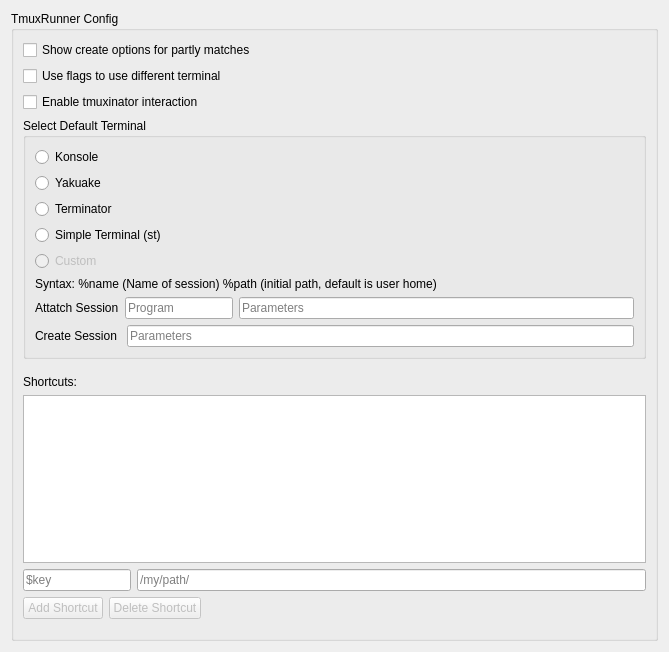
This is src/config/tmuxrunner_config.ui in alex1701c/TmuxRunner as Qt 5 draws it before an edit. The edited form follows.
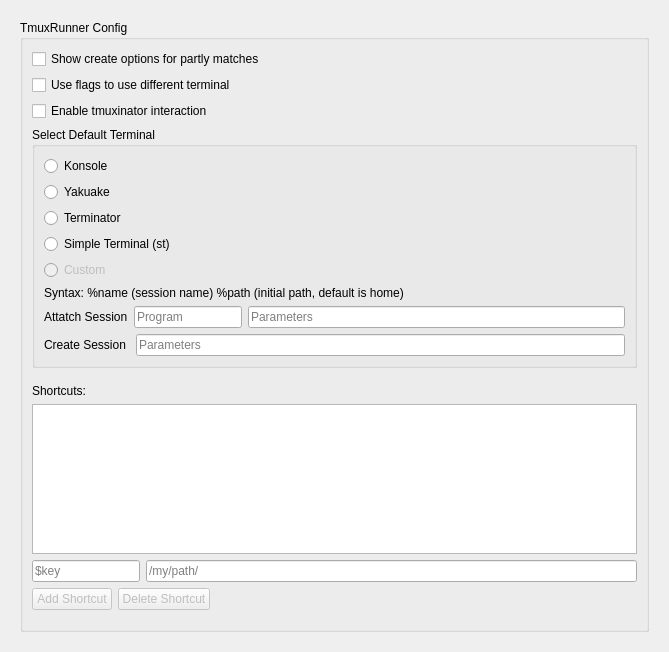
This is the edited form.

Commit message: Improve sync, add validation in config

```diff
--- a/src/config/tmuxrunner_config.ui
+++ b/src/config/tmuxrunner_config.ui
@@ -19,6 +19,27 @@
   </property>
   <layout class="QVBoxLayout" name="verticalLayout">
    <item>
+    <widget class="QScrollArea" name="scrollArea">
+     <property name="focusPolicy">
+      <enum>Qt::NoFocus</enum>
+     </property>
+     <property name="frameShape">
+      <enum>QFrame::NoFrame</enum>
+     </property>
+     <property name="widgetResizable">
+      <bool>true</bool>
+     </property>
+     <widget class="QWidget" name="scrollAreaWidgetContents">
+      <property name="geometry">
+       <rect>
+        <x>0</x>
+        <y>0</y>
+        <width>636</width>
+        <height>660</height>
+       </rect>
+      </property>
+      <layout class="QVBoxLayout" name="verticalLayout_5">
+       <item>
     <widget class="QGroupBox" name="parentLayout">
      <property name="enabled">
       <bool>true</bool>
@@ -35,6 +56,9 @@
      <property name="title">
       <string>TmuxRunner Config</string>
      </property>
+         <property name="flat">
+          <bool>true</bool>
+         </property>
      <layout class="QVBoxLayout" name="verticalLayout_4">
       <item>
        <widget class="QCheckBox" name="partlyMatchesOption">
@@ -108,7 +132,7 @@
          <item>
           <widget class="QLabel" name="syntaxExplainLabel">
            <property name="text">
-            <string>Syntax: %name (Name of session) %path (initial path, default is user home)</string>
+                <string>Syntax: %name (session name) %path (initial path, default is home)</string>
            </property>
           </widget>
          </item>
@@ -250,6 +274,10 @@
        </spacer>
       </item>
      </layout>
+        </widget>
+       </item>
+      </layout>
+     </widget>
     </widget>
    </item>
   </layout>
```
Left out of the diff: 3 changed lines with no effect on the pictures. Lines whose indentation alone changed are shown as unchanged. The commit also changes 5 other files.
